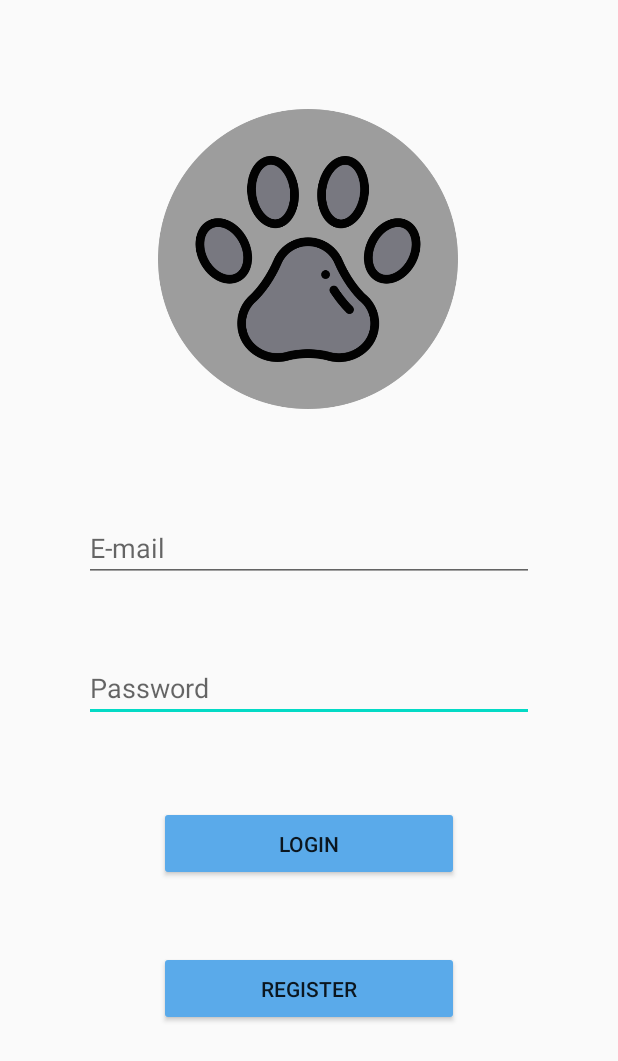
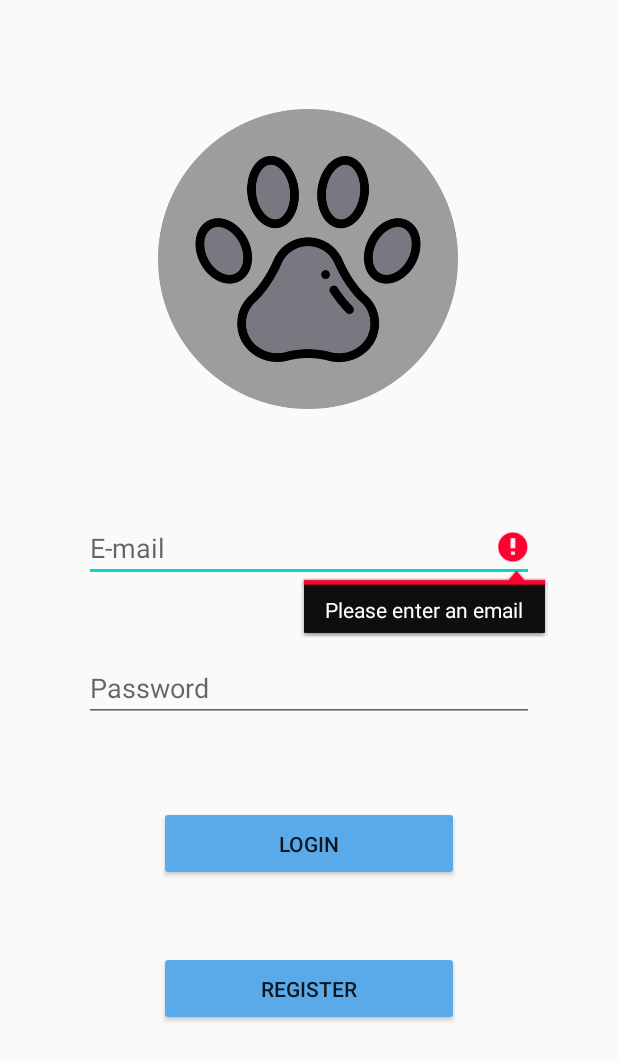
Before and after one commit to marcomr22/AppsMoveis, an Android app: the screen it shows after launch (MainActivity), after a tap on "LOGIN", on a phone screen of 412 x 824 dp. Shown: the top 1061 px of the screen. Run offline under Robolectric (Android 15) with nearby library versions, the phone set to English and light mode, and no system bars; our stand-ins replace Firebase (no records; nobody signed in at launch, a user with empty details on screens opened directly).

Commit message:
Login and Registration with email verification

```diff
--- a/app/src/main/AndroidManifest.xml
+++ b/app/src/main/AndroidManifest.xml
@@ -1,6 +1,8 @@
 <?xml version="1.0" encoding="utf-8"?>
 <manifest xmlns:android="http://schemas.android.com/apk/res/android"
     package="com.example.app">
+
+    <uses-permission android:name="android.permission.INTERNET"></uses-permission>
 
     <application
         android:allowBackup="true"
--- a/app/src/main/java/com/example/app/MainActivity.java
+++ b/app/src/main/java/com/example/app/MainActivity.java
@@ -12,31 +12,41 @@ import androidx.appcompat.widget.Toolbar;
 
 import android.view.View;
 import android.widget.Button;
+import android.widget.EditText;
 import android.widget.Toast;
 
+import authentication.FirebaseHandler;
+
 public class MainActivity extends AppCompatActivity {
+    private EditText email;
+    private EditText password;
+    private FirebaseHandler firebaseHandler;
 
     @Override
     protected void onCreate(Bundle savedInstanceState) {
         super.onCreate(savedInstanceState);
         setContentView(R.layout.activity_main);
 
+        email = findViewById(R.id.Email);
+        password = findViewById(R.id.Password);
+        firebaseHandler = new FirebaseHandler();
+
         Button LoginButton = (Button) findViewById(R.id.Login);
+        Button RegisterButton = (Button) findViewById(R.id.Register);
 
         LoginButton.setOnClickListener(new View.OnClickListener() {
             @Override
             public void onClick(View v) {
-                Context context = getApplicationContext();
-                CharSequence text = "Invalid E-mail or Password";
-                int duration = Toast.LENGTH_SHORT;
-                Toast.makeText(context, text, duration).show();
+                firebaseHandler.SignInUser(email, password, getApplicationContext());
+            }
+        });
+
+        RegisterButton.setOnClickListener(new View.OnClickListener() {
+            @Override
+            public void onClick(View v) {
+                Intent i = new Intent(MainActivity.this, Register.class);
+                startActivity(i);
             }
         });
     }
-
-    public void registerButtonClick(View v){
-        Intent i = new Intent(MainActivity.this, Register.class);
-        startActivity(i);
-    }
-
 }
--- a/app/src/main/res/layout/activity_register.xml
+++ b/app/src/main/res/layout/activity_register.xml
@@ -7,7 +7,7 @@
     tools:context=".Register">
 
     <Button
-        android:id="@+id/register"
+        android:id="@+id/Register"
         android:layout_width="200dp"
         android:layout_height="50dp"
         android:layout_marginStart="105dp"
@@ -62,7 +62,7 @@
         app:srcCompat="@drawable/g1049" />
 
     <EditText
-        android:id="@+id/editText"
+        android:id="@+id/username"
         android:layout_width="300dp"
         android:layout_height="wrap_content"
         android:ems="10"
```
Also changed, not shown: app/src/main/java/authentication/FirebaseHandler.java (added, +113 -0 lines), app/src/main/java/com/example/app/Register.java (+35 -1 lines), 1 other file.
